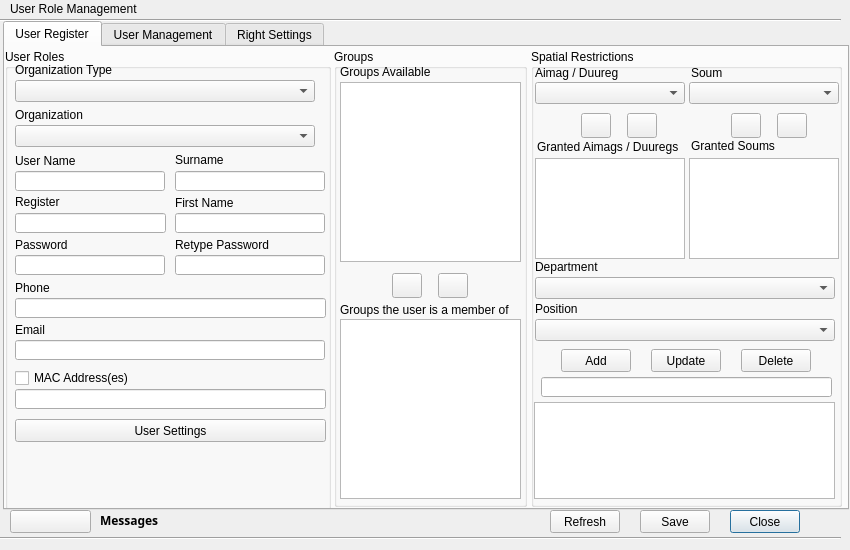
Before: the Qt Designer form view/UserRoleManagementDialog.ui in teamlm2/lm2_mgis, drawn with Qt 5.
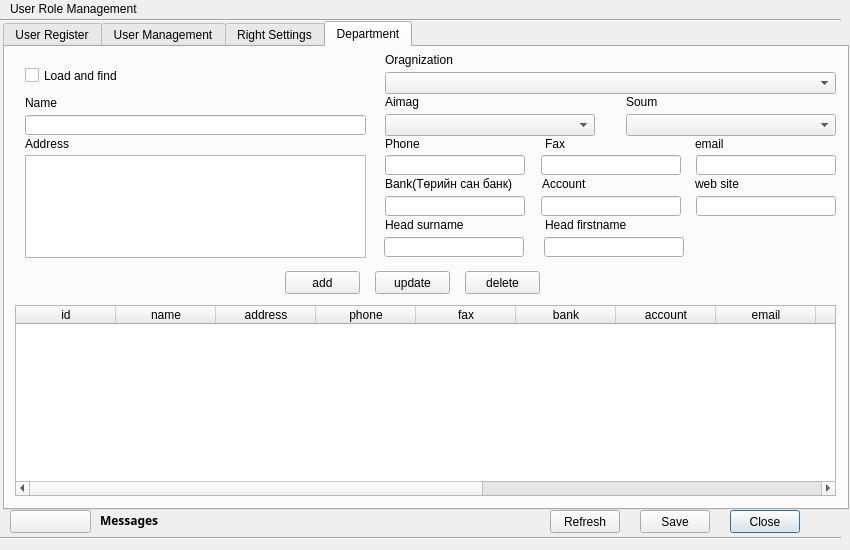
After: the same form once the commit is applied. Icons and pictures are not drawn.

What changed in the file:
```diff
--- a/view/UserRoleManagementDialog.ui
+++ b/view/UserRoleManagementDialog.ui
@@ -127,7 +127,7 @@
     </rect>
    </property>
    <property name="currentIndex">
-    <number>0</number>
+    <number>3</number>
    </property>
    <widget class="QWidget" name="user_register_tab">
     <attribute name="title">
@@ -1003,6 +1003,442 @@
      </column>
     </widget>
    </widget>
+   <widget class="QWidget" name="tab_2">
+    <attribute name="title">
+     <string>Department</string>
+    </attribute>
+    <widget class="QTableWidget" name="department_twidget">
+     <property name="geometry">
+      <rect>
+       <x>10</x>
+       <y>258</y>
+       <width>821</width>
+       <height>191</height>
+      </rect>
+     </property>
+     <column>
+      <property name="text">
+       <string>id</string>
+      </property>
+     </column>
+     <column>
+      <property name="text">
+       <string>name</string>
+      </property>
+     </column>
+     <column>
+      <property name="text">
+       <string>address</string>
+      </property>
+     </column>
+     <column>
+      <property name="text">
+       <string>phone</string>
+      </property>
+     </column>
+     <column>
+      <property name="text">
+       <string>fax</string>
+      </property>
+     </column>
+     <column>
+      <property name="text">
+       <string>bank</string>
+      </property>
+     </column>
+     <column>
+      <property name="text">
+       <string>account</string>
+      </property>
+     </column>
+     <column>
+      <property name="text">
+       <string>email</string>
+      </property>
+     </column>
+     <column>
+      <property name="text">
+       <string>web site</string>
+      </property>
+     </column>
+     <column>
+      <property name="text">
+       <string>head surname</string>
+      </property>
+     </column>
+     <column>
+      <property name="text">
+       <string>head firstname</string>
+      </property>
+     </column>
+     <column>
+      <property name="text">
+       <string>organization</string>
+      </property>
+     </column>
+     <column>
+      <property name="text">
+       <string>aimag</string>
+      </property>
+     </column>
+     <column>
+      <property name="text">
+       <string>soum</string>
+      </property>
+     </column>
+    </widget>
+    <widget class="QPushButton" name="department_add_button">
+     <property name="geometry">
+      <rect>
+       <x>280</x>
+       <y>224</y>
+       <width>75</width>
+       <height>23</height>
+      </rect>
+     </property>
+     <property name="text">
+      <string>add</string>
+     </property>
+    </widget>
+    <widget class="QPushButton" name="department_update_button">
+     <property name="geometry">
+      <rect>
+       <x>370</x>
+       <y>224</y>
+       <width>75</width>
+       <height>23</height>
+      </rect>
+     </property>
+     <property name="text">
+      <string>update</string>
+     </property>
+    </widget>
+    <widget class="QPushButton" name="department_delete_button">
+     <property name="geometry">
+      <rect>
+       <x>460</x>
+       <y>224</y>
+       <width>75</width>
+       <height>23</height>
+      </rect>
+     </property>
+     <property name="text">
+      <string>delete</string>
+     </property>
+    </widget>
+    <widget class="QComboBox" name="department_aimag_cbox">
+     <property name="geometry">
+      <rect>
+       <x>380</x>
+       <y>67</y>
+       <width>210</width>
+       <height>22</height>
+      </rect>
+     </property>
+    </widget>
+    <widget class="QComboBox" name="department_soum_cbox">
+     <property name="geometry">
+      <rect>
+       <x>621</x>
+       <y>67</y>
+       <width>210</width>
+       <height>22</height>
+      </rect>
+     </property>
+    </widget>
+    <widget class="QLabel" name="label_8">
+     <property name="geometry">
+      <rect>
+       <x>380</x>
+       <y>47</y>
+       <width>210</width>
+       <height>16</height>
+      </rect>
+     </property>
+     <property name="text">
+      <string>Aimag</string>
+     </property>
+    </widget>
+    <widget class="QLabel" name="label_20">
+     <property name="geometry">
+      <rect>
+       <x>621</x>
+       <y>47</y>
+       <width>210</width>
+       <height>16</height>
+      </rect>
+     </property>
+     <property name="text">
+      <string>Soum</string>
+     </property>
+    </widget>
+    <widget class="QLineEdit" name="department_name_edit">
+     <property name="geometry">
+      <rect>
+       <x>20</x>
+       <y>68</y>
+       <width>341</width>
+       <height>20</height>
+      </rect>
+     </property>
+    </widget>
+    <widget class="QTextEdit" name="department_address_edit">
+     <property name="geometry">
+      <rect>
+       <x>20</x>
+       <y>108</y>
+       <width>341</width>
+       <height>103</height>
+      </rect>
+     </property>
+    </widget>
+    <widget class="QLabel" name="label_21">
+     <property name="geometry">
+      <rect>
+       <x>20</x>
+       <y>89</y>
+       <width>171</width>
+       <height>16</height>
+      </rect>
+     </property>
+     <property name="text">
+      <string>Address</string>
+     </property>
+    </widget>
+    <widget class="QLabel" name="label_22">
+     <property name="geometry">
+      <rect>
+       <x>20</x>
+       <y>48</y>
+       <width>341</width>
+       <height>16</height>
+      </rect>
+     </property>
+     <property name="text">
+      <string>Name</string>
+     </property>
+    </widget>
+    <widget class="QLineEdit" name="department_phone_edit">
+     <property name="geometry">
+      <rect>
+       <x>380</x>
+       <y>108</y>
+       <width>140</width>
+       <height>20</height>
+      </rect>
+     </property>
+    </widget>
+    <widget class="QLineEdit" name="department_fax_edit">
+     <property name="geometry">
+      <rect>
+       <x>536</x>
+       <y>108</y>
+       <width>140</width>
+       <height>20</height>
+      </rect>
+     </property>
+    </widget>
+    <widget class="QLineEdit" name="department_email_edit">
+     <property name="geometry">
+      <rect>
+       <x>691</x>
+       <y>108</y>
+       <width>140</width>
+       <height>20</height>
+      </rect>
+     </property>
+    </widget>
+    <widget class="QLabel" name="label_23">
+     <property name="geometry">
+      <rect>
+       <x>380</x>
+       <y>129</y>
+       <width>141</width>
+       <height>16</height>
+      </rect>
+     </property>
+     <property name="text">
+      <string>Bank(Төрийн сан банк)</string>
+     </property>
+    </widget>
+    <widget class="QLabel" name="label_24">
+     <property name="geometry">
+      <rect>
+       <x>380</x>
+       <y>89</y>
+       <width>141</width>
+       <height>16</height>
+      </rect>
+     </property>
+     <property name="text">
+      <string>Phone</string>
+     </property>
+    </widget>
+    <widget class="QLabel" name="label_25">
+     <property name="geometry">
+      <rect>
+       <x>540</x>
+       <y>89</y>
+       <width>141</width>
+       <height>16</height>
+      </rect>
+     </property>
+     <property name="text">
+      <string>Fax</string>
+     </property>
+    </widget>
+    <widget class="QLabel" name="label_26">
+     <property name="geometry">
+      <rect>
+       <x>690</x>
+       <y>89</y>
+       <width>141</width>
+       <height>16</height>
+      </rect>
+     </property>
+     <property name="text">
+      <string>email</string>
+     </property>
+    </widget>
+    <widget class="QLabel" name="label_27">
+     <property name="geometry">
+      <rect>
+       <x>537</x>
+       <y>129</y>
+       <width>141</width>
+       <height>16</height>
+      </rect>
+     </property>
+     <property name="text">
+      <string>Account</string>
+     </property>
+    </widget>
+    <widget class="QLineEdit" name="department_account_edit">
+     <property name="geometry">
+      <rect>
+       <x>536</x>
+       <y>149</y>
+       <width>140</width>
+       <height>20</height>
+      </rect>
+     </property>
+    </widget>
+    <widget class="QLineEdit" name="department_web_edit">
+     <property name="geometry">
+      <rect>
+       <x>691</x>
+       <y>149</y>
+       <width>140</width>
+       <height>20</height>
+      </rect>
+     </property>
+    </widget>
+    <widget class="QLabel" name="label_28">
+     <property name="geometry">
+      <rect>
+       <x>690</x>
+       <y>129</y>
+       <width>141</width>
+       <height>16</height>
+      </rect>
+     </property>
+     <property name="text">
+      <string>web site</string>
+     </property>
+    </widget>
+    <widget class="QLineEdit" name="department_headsurname_edit">
+     <property name="geometry">
+      <rect>
+       <x>379</x>
+       <y>190</y>
+       <width>140</width>
+       <height>20</height>
+      </rect>
+     </property>
+    </widget>
+    <widget class="QLabel" name="label_29">
+     <property name="geometry">
+      <rect>
+       <x>380</x>
+       <y>170</y>
+       <width>141</width>
+       <height>16</height>
+      </rect>
+     </property>
+     <property name="text">
+      <string>Head surname</string>
+     </property>
+    </widget>
+    <widget class="QLineEdit" name="department_head_firstname_edit">
+     <property name="geometry">
+      <rect>
+       <x>539</x>
+       <y>190</y>
+       <width>140</width>
+       <height>20</height>
+      </rect>
+     </property>
+    </widget>
+    <widget class="QLabel" name="label_31">
+     <property name="geometry">
+      <rect>
+       <x>540</x>
+       <y>170</y>
+       <width>141</width>
+       <height>16</height>
+      </rect>
+     </property>
+     <property name="text">
+      <string>Head firstname</string>
+     </property>
+    </widget>
+    <widget class="QLineEdit" name="department_bank_edit">
+     <property name="geometry">
+      <rect>
+       <x>380</x>
+       <y>149</y>
+       <width>140</width>
+       <height>20</height>
+      </rect>
+     </property>
+    </widget>
+    <widget class="QLabel" name="label_32">
+     <property name="geometry">
+      <rect>
+       <x>380</x>
+       <y>5</y>
+       <width>161</width>
+       <height>16</height>
+      </rect>
+     </property>
+     <property name="text">
+      <string>Oragnization</string>
+     </property>
+    </widget>
+    <widget class="QComboBox" name="department_organization_cbox">
+     <property name="geometry">
+      <rect>
+       <x>380</x>
+       <y>25</y>
+       <width>451</width>
+       <height>22</height>
+      </rect>
+     </property>
+    </widget>
+    <widget class="QCheckBox" name="department_load_chbox">
+     <property name="geometry">
+      <rect>
+       <x>20</x>
+       <y>20</y>
+       <width>341</width>
+       <height>17</height>
+      </rect>
+     </property>
+     <property name="text">
+      <string>Load and find</string>
+     </property>
+    </widget>
+   </widget>
   </widget>
   <widget class="QPushButton" name="refresh_button">
    <property name="geometry">
```
